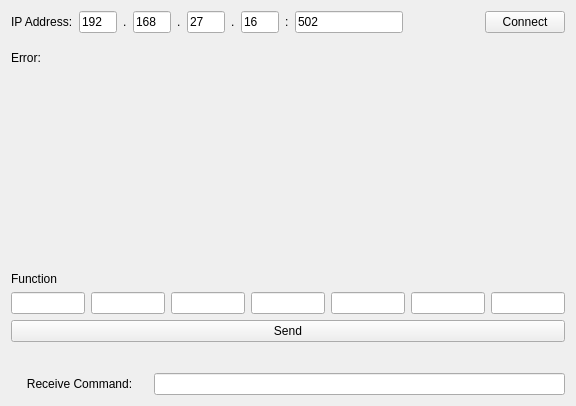
Above: ui/main.ui from threezinedine/send-command before the change. Below: the same form after it.
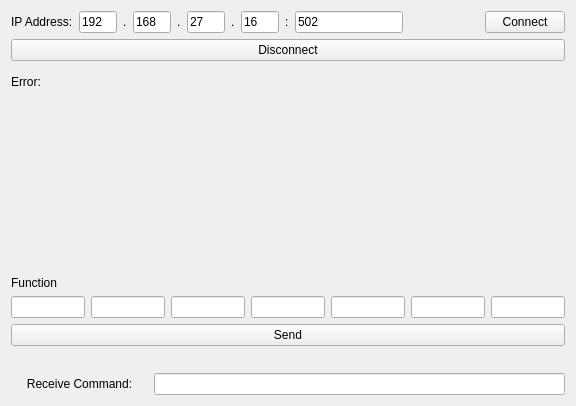
That is the form after the change.

Patch:
```diff
--- a/ui/main.ui
+++ b/ui/main.ui
@@ -15,7 +15,7 @@
   </property>
   <layout class="QVBoxLayout" name="verticalLayout_2">
    <item>
-    <layout class="QVBoxLayout" name="verticalLayout" stretch="2,2,10,0,0,1,2">
+    <layout class="QVBoxLayout" name="verticalLayout" stretch="2,0,2,10,0,0,0,1,2">
      <item>
       <layout class="QHBoxLayout" name="horizontalLayout" stretch="0,1,0,1,0,1,0,1,0,0,2,0">
        <item>
@@ -110,6 +110,13 @@
        </item>
       </layout>
      </item>
+     <item>
+      <widget class="QPushButton" name="disconnect_btn">
+       <property name="text">
+        <string>Disconnect</string>
+       </property>
+      </widget>
+     </item>
      <item>
       <layout class="QHBoxLayout" name="horizontalLayout_5" stretch="1,3,0">
        <item>
@@ -157,6 +164,13 @@
        </property>
       </spacer>
      </item>
+     <item>
+      <widget class="QLabel" name="hexstr">
+       <property name="text">
+        <string/>
+       </property>
+      </widget>
+     </item>
      <item>
       <layout class="QHBoxLayout" name="horizontalLayout_6">
        <item>
```
